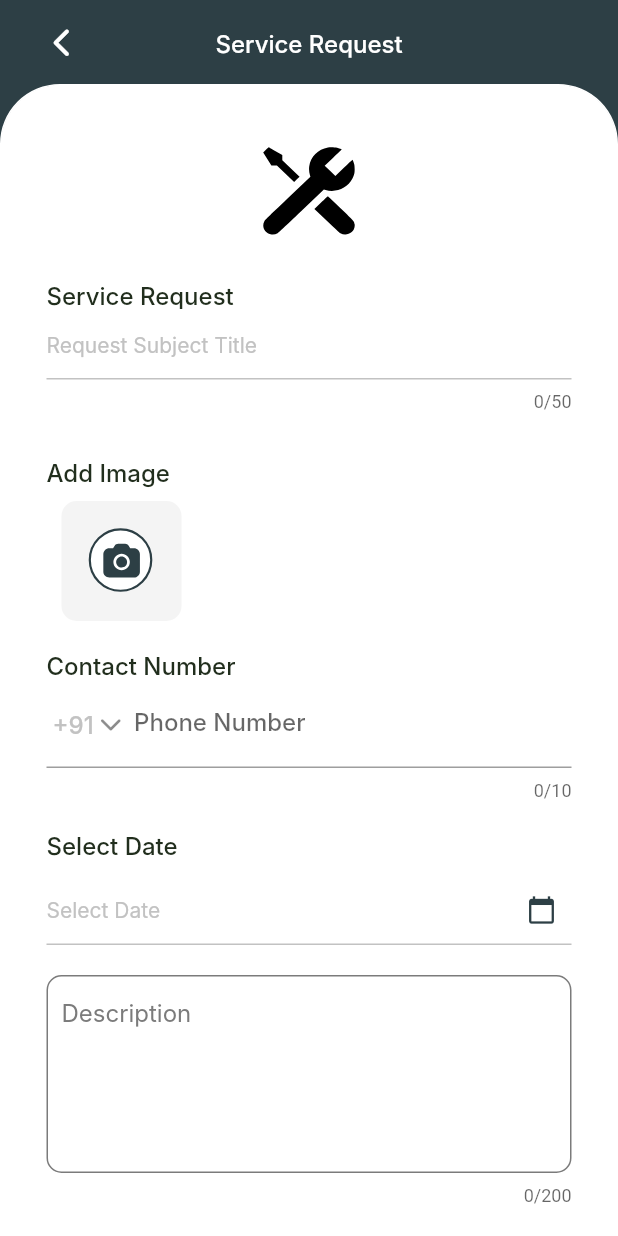
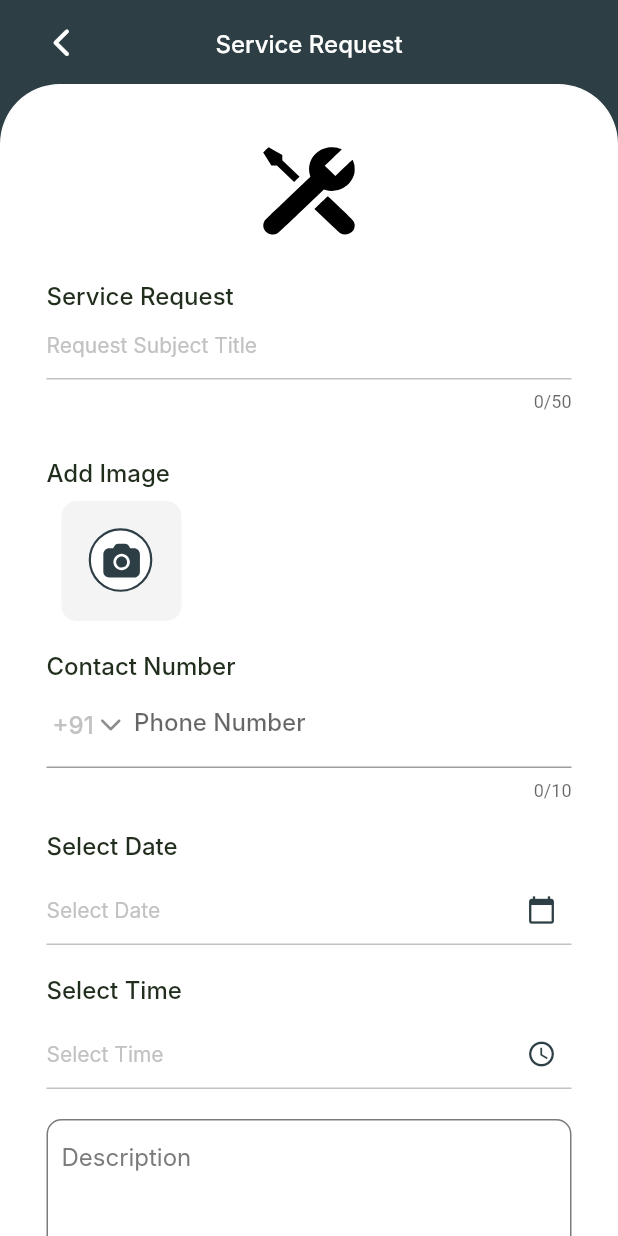
Before and after one commit to thecompletesoftech/SteamHouse, a Flutter app: the AddComplain screen opened by its route, on a phone screen of 412 x 824 dp. Run offline on Flutter 3.47's test engine with Material 2 defaults, Android fonts, the light colour scheme and no system bars; drawn by our look-alikes of intl_phone_field; our stand-ins replace animated_splash_screen, cached_network_image, firebase_core, firebase_messaging, flutter_local_notifications, flutter_rating_bar and 7 more; missing offline and left inert: flutter_phone_direct_caller, maps_launcher; accounts and stored records are empty; Roboto replaces fonts that are missing (Inter).

Commit message:
timepicker added

```diff
--- a/lib/Screens/Complain/AddComplain.dart
+++ b/lib/Screens/Complain/AddComplain.dart
@@ -15,6 +15,7 @@ class _AddComplainState extends State<AddComplain> {
   final _formKey = GlobalKey<FormState>();
   // List<XFile>? ComplainImage;
   final box = GetStorage();
+  var imagerror = false;
   @override
   void initState() {
     complainController.phone.text = box.read('phone');
@@ -186,6 +187,11 @@ class _AddComplainState extends State<AddComplain> {
                                   ),
                                 ],
                               )),
+                          if (imagerror)
+                            Textfield().text(
+                                'Please Select an Image',
+                                TextStyles.withColor(
+                                    TextStyles.mw50012, Colors.red.shade800)),
                           SizedBox(
                             height: 10,
                           ),
@@ -257,6 +263,41 @@ class _AddComplainState extends State<AddComplain> {
                           SizedBox(
                             height: 20,
                           ),
+                          Textfield().text(
+                              'selecttime'.tr,
+                              TextStyles.withColor(
+                                  TextStyles.mw50016, DarkText)),
+                          SizedBox(
+                            height: 10,
+                          ),
+                          TextBoxwidget(
+                            validator: (value) {
+                              if (value == null || value.isEmpty) {
+                                return 'Please Select Time';
+                              }
+                              return null;
+                            },
+                            controller: complainController.selecttime,
+                            hinttext: 'selecttime'.tr,
+                            hintstyle:
+                                TextStyles.withColor(TextStyles.mn14, Gray),
+                            Bgcolor: White,
+                            style:
+                                TextStyles.withColor(TextStyles.mn14, DarkText),
+                            readtype: true,
+                            ontap: (() async {
+                              await selecttimepicker(context, 0);
+                            }),
+                            suffixshowicon: true,
+                            suffixicon: Icons.access_time_outlined,
+                            suffix_icon_color: PrimaryColor,
+                            ontapsufixicon: () async {
+                              await selecttimepicker(context, 0);
+                            },
+                          ),
+                          SizedBox(
+                            height: 20,
+                          ),
                           TextBoxwidget(
                             validator: (value) {
                               if (value == null || value.isEmpty) {
@@ -293,7 +334,18 @@ class _AddComplainState extends State<AddComplain> {
                                     onTap: () async {
                                       if (complainController.isloading.value ==
                                           false) if (_formKey.currentState!.validate()) {
-                                        complainController.Addcomplain();
+                                        if (complainController
+                                                .SendImage.length >
+                                            0) {
+                                          setState(() {
+                                            imagerror = false;
+                                          });
+                                          complainController.Addcomplain();
+                                        } else {
+                                          setState(() {
+                                            imagerror = true;
+                                          });
+                                        }
                                       }
                                     })).paddingSymmetric(vertical: 10),
                           ),
@@ -321,8 +373,50 @@ class _AddComplainState extends State<AddComplain> {
     }
   }
 
+  selecttimepicker(cntxt, mode) async {
+    if (Platform.isAndroid) {
+      final TimeOfDay? picked_s = await showTimePicker(
+        context: context,
+        initialTime: TimeOfDay.now(),
+      );
+
+      if (picked_s != null)
+        setState(() {
+          complainController.selecttime.text = DateFormat("hh:mm a").format(
+              DateFormat("HH:mm").parse(
+                  picked_s.hour.toString() + ":" + picked_s.minute.toString()));
+        });
+    } else {
+      showCupertinoModalPopup(
+          context: cntxt,
+          builder: (_) => Container(
+                height: 190,
+                color: Color.fromARGB(255, 255, 255, 255),
+                child: Column(
+                  children: [
+                    Container(
+                      height: 180,
+                      child: CupertinoDatePicker(
+                          mode: mode == 0
+                              ? CupertinoDatePickerMode.date
+                              : CupertinoDatePickerMode.time,
+                          initialDateTime: DateTime.now(),
+                          minimumDate: DateTime.now(),
+                          maximumDate: DateTime(2100),
+                          onDateTimeChanged: (val) {
+                            setState(() {
+                              complainController.selecttime.text =
+                                  DateFormat("hh:mm a").format(val);
+                            });
+                          }),
+                    ),
+                  ],
+                ),
+              ));
+    }
+  }
+
   selectDatepicker(cntxt, mode) async {
-    // var selectedDate;
     if (Platform.isAndroid) {
       final DateTime? pickedDate = await showDatePicker(
         initialDate: DateTime.now().add(Duration(days: 1)),
--- a/lib/Screens/Complain/ComplainController.dart
+++ b/lib/Screens/Complain/ComplainController.dart
@@ -8,6 +8,7 @@ class ComplainController extends GetxController {
   TextEditingController phone = TextEditingController();
   TextEditingController complaindesc = TextEditingController();
   TextEditingController selectdate = TextEditingController();
+  TextEditingController selecttime = TextEditingController();
   SelectedEmp _selectedEmp = Get.put(SelectedEmp());
   List<XFile> SendImage = [];
   var isloading = false.obs;
@@ -44,6 +45,7 @@ class ComplainController extends GetxController {
       request.fields['meter_id'] = box.read('meterid').toString();
       request.fields['Service_request'] = name.text;
       request.fields['date'] = selectdate.text;
+      request.fields['time'] = selecttime.text;
       request.fields['phone'] = phone.text.replaceFirst(RegExp(r'^0+'), "");
       request.fields['discription'] = complaindesc.text;
       request.fields['latitude'] = box.read('latitude');
--- a/lib/config/LocalString.dart
+++ b/lib/config/LocalString.dart
@@ -138,6 +138,7 @@ class Localstring extends Translations {
           "address": "Address",
           "save": "Save",
           "selectdate": "Select Date",
+          "selecttime": "Select Time",
         },
       };
 }
```
